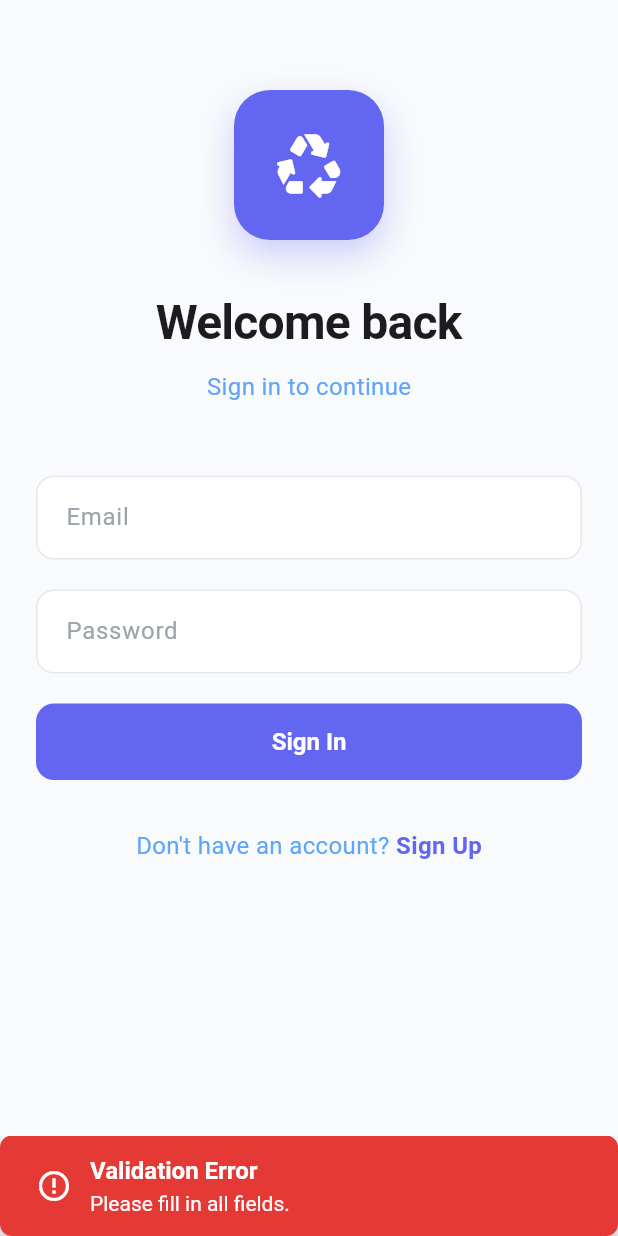
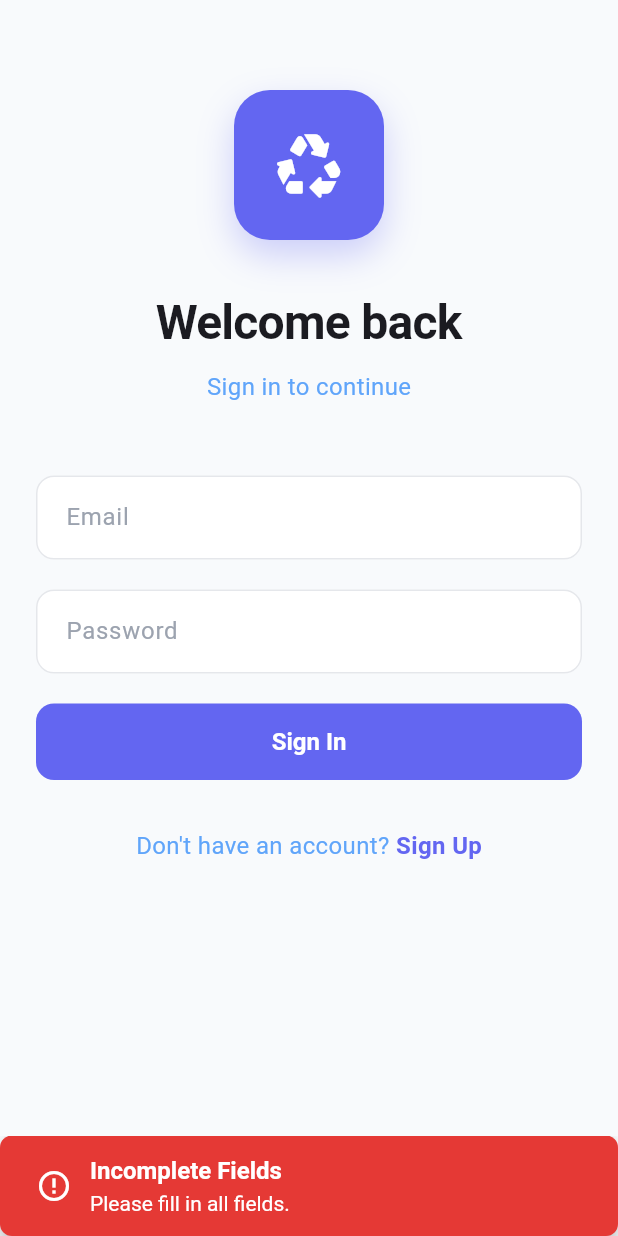
Before and after one commit to AliAhmed-004/upnext-frontend, a Flutter app: the screen it shows after launch, after a tap on "Sign In", on a phone screen of 412 x 824 dp. Run offline on Flutter 3.47's test engine with Material 3 defaults, Android fonts, the phone set to English and light mode, and no system bars; our stand-ins replace cloud_firestore, firebase_auth, firebase_core, flutter_map, geocoding, geolocator and 3 more; accounts and stored records are empty; generated files the repository leaves out were written again.

Commit message:
Enhanced error handling

```diff
--- a/lib/pages/login_page.dart
+++ b/lib/pages/login_page.dart
@@ -34,7 +34,7 @@ class _LoginPageState extends State<LoginPage> {
     if (email.isEmpty || password.isEmpty) {
       ScaffoldMessenger.of(context).showSnackBar(
         CustomSnackbar.show(
-          title: 'Validation Error',
+          title: 'Incomplete Fields',
           message: 'Please fill in all fields.',
           type: SnackbarType.error,
         ),
@@ -45,8 +45,8 @@ class _LoginPageState extends State<LoginPage> {
     if (!email.contains('@')) {
       ScaffoldMessenger.of(context).showSnackBar(
         CustomSnackbar.show(
-          title: 'Validation Error',
-          message: 'Please fill in all fields.',
+          title: 'Wrong Email Format',
+          message: 'Please enter a valid email address.',
           type: SnackbarType.error,
         ),
       );
@@ -78,8 +78,7 @@ class _LoginPageState extends State<LoginPage> {
         setState(() => _isLoading = false);
       }
     }
-  }
-
+}
   @override
   Widget build(BuildContext context) {
     return Scaffold(
```
Also changed, not shown: lib/services/auth_service.dart (+13 -0 lines).
